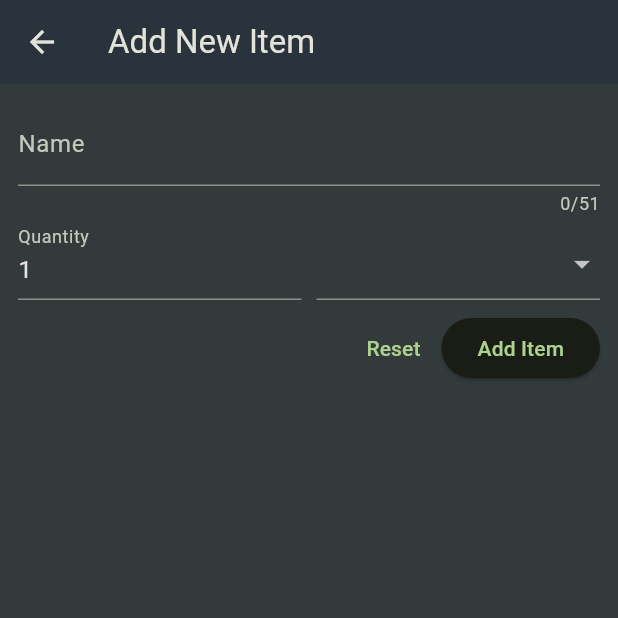
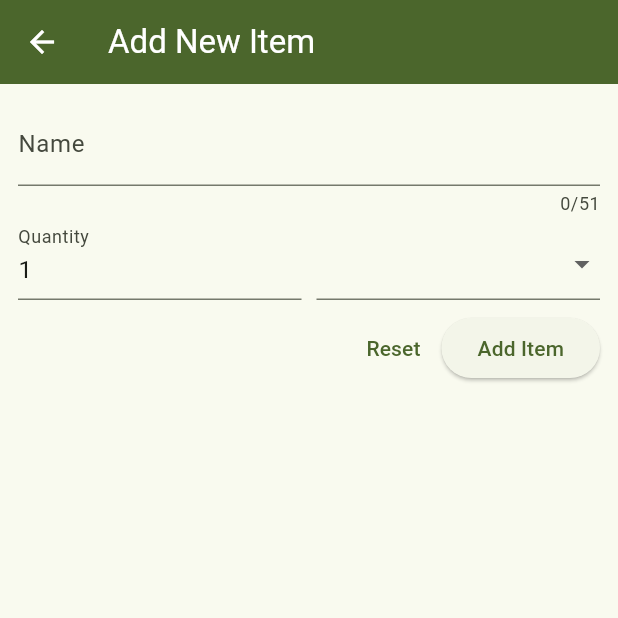
Before and after one commit to Iftikhar-Shams-Niloy/flutter_shoppy_list, a Flutter app: the screen it shows after launch, after a tap on the "add" icon, on a phone screen of 412 x 824 dp, the top half of it. Run offline on Flutter 3.47's test engine with Material 3 defaults, Android fonts, the phone set to English and light mode, and no system bars; network calls fail.

Commit message:
Refactor theme management and enhance error handling in grocery list

```diff
--- /dev/null
+++ b/lib/data/constants.dart
@@ -0,0 +1,45 @@
+import 'package:flutter/material.dart';
+
+class MyAppColors {
+  static const seedGreen = Color.fromARGB(255, 173, 225, 115);
+  static const accentYellow = Color.fromARGB(255, 255, 241, 112);
+}
+
+class MyAppScheme {
+  static final lightScheme = ColorScheme.fromSeed(
+    seedColor: MyAppColors.seedGreen,
+    brightness: Brightness.light,
+  ).copyWith(secondary: MyAppColors.accentYellow);
+
+  static final darkScheme = ColorScheme.fromSeed(
+    seedColor: MyAppColors.seedGreen,
+    brightness: Brightness.dark,
+  ).copyWith(secondary: MyAppColors.accentYellow);
+}
+
+class MyAppTheme {
+  static final lightTheme = ThemeData.from(colorScheme: MyAppScheme.lightScheme)
+      .copyWith(
+        appBarTheme: AppBarTheme(
+          backgroundColor: MyAppScheme.lightScheme.primary,
+          foregroundColor: MyAppScheme.lightScheme.onPrimary,
+        ),
+        floatingActionButtonTheme: FloatingActionButtonThemeData(
+          backgroundColor: MyAppScheme.lightScheme.secondary,
+          foregroundColor: MyAppScheme.lightScheme.onSecondary,
+        ),
+      );
+
+  static final darkTheme = ThemeData.from(colorScheme: MyAppScheme.lightScheme)
+      .copyWith(
+        appBarTheme: AppBarTheme(
+          backgroundColor: MyAppScheme.darkScheme.primary,
+          foregroundColor: MyAppScheme.darkScheme.onPrimary,
+        ),
+        floatingActionButtonTheme: FloatingActionButtonThemeData(
+          backgroundColor: MyAppScheme.darkScheme.secondary,
+          foregroundColor: MyAppScheme.darkScheme.onSecondary,
+        ),
+        scaffoldBackgroundColor: const Color.fromARGB(255, 41, 54, 43),
+      );
+}
--- a/lib/main.dart
+++ b/lib/main.dart
@@ -1,4 +1,5 @@
 import 'package:flutter/material.dart';
+import 'package:flutter_shoppy_list/data/constants.dart';
 import 'package:flutter_shoppy_list/widgets/grocery_list.dart';
 
 void main() {
@@ -10,16 +11,13 @@ class MyApp extends StatelessWidget {
 
   @override
   Widget build(BuildContext context) {
+    //* Set theeming
+
     return MaterialApp(
       title: 'Shoppy List',
-      theme: ThemeData.dark().copyWith(
-        colorScheme: ColorScheme.fromSeed(
-          seedColor: const Color.fromARGB(255, 193, 250, 147),
-          brightness: Brightness.dark,
-          surface: const Color.fromARGB(255, 42, 51, 59),
-        ),
-        scaffoldBackgroundColor: const Color.fromARGB(255, 50, 58, 60),
-      ),
+      theme: MyAppTheme.lightTheme,
+      darkTheme: MyAppTheme.darkTheme,
+      themeMode: ThemeMode.system,
       home: GroceryList(),
     );
   }
--- a/lib/widgets/grocery_list.dart
+++ b/lib/widgets/grocery_list.dart
@@ -31,6 +31,12 @@ class _GroceryListState extends State<GroceryList> {
       "shopping-list.json",
     );
 
+    // indicate loading and clear previous error
+    setState(() {
+      _isLoading = true;
+      _error = null;
+    });
+
     //* <-- Try executes a code and looks if there is an error -->
     try {
       //* <--- Sending request to get the data --->
@@ -38,20 +44,27 @@ class _GroceryListState extends State<GroceryList> {
 
       //! <--- Handle content not found error --->
       if (response.statusCode >= 400) {
-        _error = "Failed to get data! Try again!";
+        setState(() {
+          _error = "Failed to get data! Try again!";
+          _isLoading = false;
+        });
+        return;
       }
 
-      //* <--- json.decode() convers the Json file value into something readable --->
-      // <--- Map<String,...> means, it is mapping "..." as String --->
-      // <--- dynamic means various consisting of various types of data --->
-      final Map<String, dynamic> listData = json.decode(
-        response.body,
-      );
+      // handle empty database (Firebase returns the string "null" when no data)
+      if (response.body == 'null') {
+        setState(() {
+          _groceryItemsList = [];
+          _isLoading = false;
+        });
+        return;
+      }
+
+      //* <--- json.decode() converts the Json file value into something readable --->
+      final Map<String, dynamic> listData = json.decode(response.body);
       final List<GroceryItem> loadedItemsList = [];
       for (final item in listData.entries) {
         //* <--- firstWhere() goes through all the values and finds the first MATCH --->
-        /* <--- categoryItem.value.title == item.value["Category"] means it matches the
-      file we got from json with the existing title exists in categories.entries ---> */
         final myCategory = categories.entries
             .firstWhere(
               (categoryItem) =>
@@ -69,14 +82,18 @@ class _GroceryListState extends State<GroceryList> {
           ),
         );
       }
+
       //*<--- Overwriting the groceryItems and refreshing the screen using setState() --->
       setState(() {
         _groceryItemsList = loadedItemsList;
+        _isLoading = false;
+        _error = null;
       });
     } catch (myError) {
       //* <--- If "try" catches an error then catch the error and save it in myError --->
       setState(() {
         _error = "Something went wrong. Please try again later!";
+        _isLoading = false;
       });
     }
   }
@@ -94,6 +111,7 @@ class _GroceryListState extends State<GroceryList> {
       setState(() {
         _groceryItemsList.add(myNewItem);
         _isLoading = false;
+        _error = null; // clear any previous error so the list is shown
       });
     }
   }
@@ -152,7 +170,14 @@ class _GroceryListState extends State<GroceryList> {
             leading: Container(
               width: 24,
               height: 24,
-              color: _groceryItemsList[index].category.color,
+              decoration: BoxDecoration(
+                color: _groceryItemsList[index].category.color,
+                borderRadius: BorderRadius.circular(25),
+                border: Border.all(
+                  color: Colors.black,
+                  width: 5,
+                ),
+              ),
             ),
             trailing: Text(
               _groceryItemsList[index].quantity.toString(),
--- a/lib/widgets/new_item.dart
+++ b/lib/widgets/new_item.dart
@@ -141,7 +141,10 @@ class _NewItemState extends State<NewItem> {
                                 Container(
                                   width: 16,
                                   height: 16,
-                                  color: category.value.color,
+                                  decoration: BoxDecoration(
+                                    borderRadius: BorderRadius.circular(25),
+                                    color: category.value.color,
+                                  ),
                                 ),
                                 const SizedBox(width: 6),
                                 Text(category.value.title),
```
